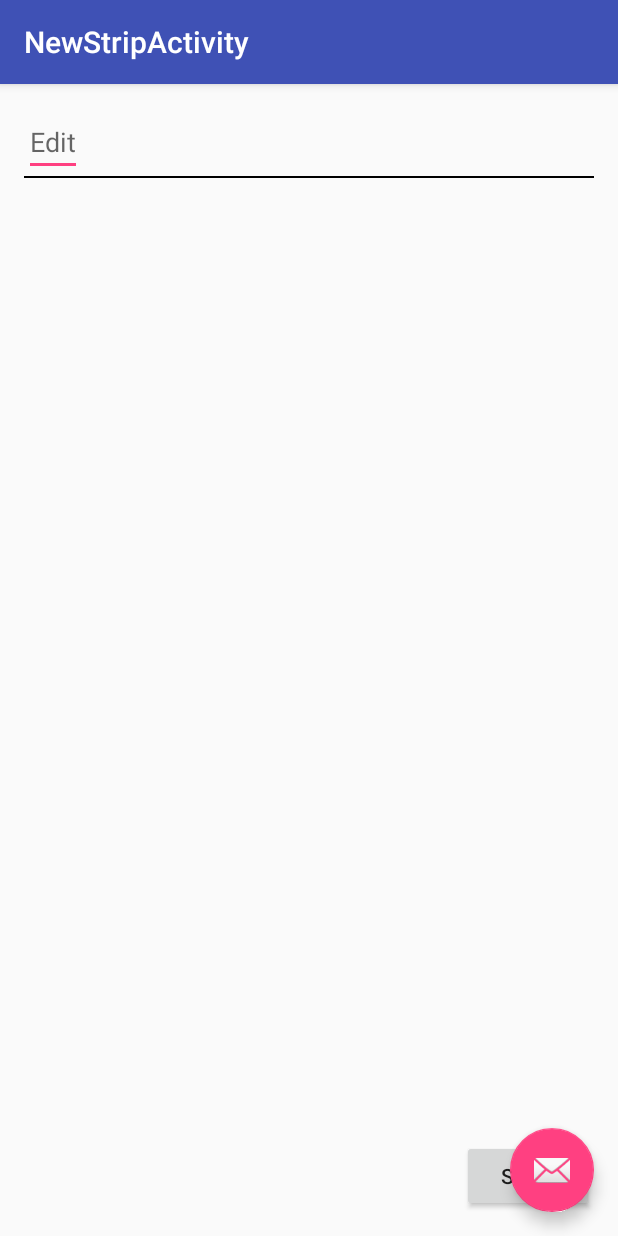
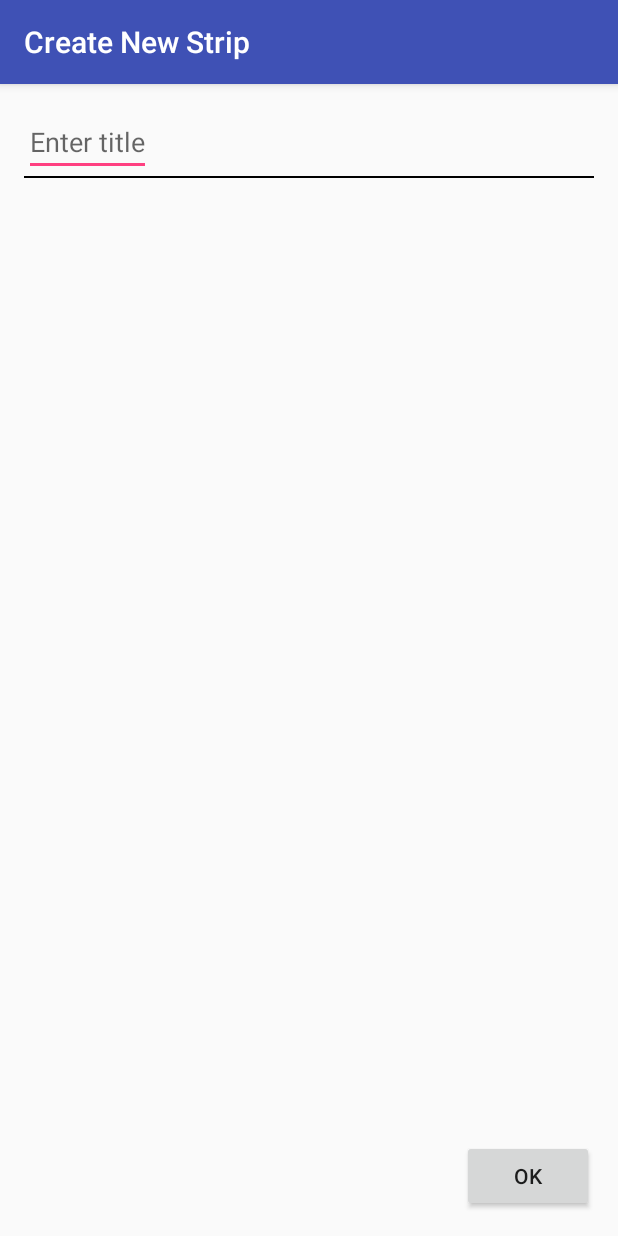
Before and after one commit to grace-young/muse-cs147, an Android app: the screen it shows after launch (NewStripActivity), after a tap on "CREATE NEW STRIP", on a phone screen of 412 x 824 dp. Run offline under Robolectric (Android 15) with nearby library versions, the phone set to English and light mode, and no system bars.

Commit message:
Added the Gson library to pass the array of Strip objects between activities.

```diff
--- a/app/build.gradle
+++ b/app/build.gradle
@@ -20,7 +20,7 @@ android {
 }
 
 dependencies {
-    compile fileTree(dir: 'libs', include: ['*.jar'])
+    compile fileTree(include: ['*.jar'], dir: 'libs')
     androidTestCompile('com.android.support.test.espresso:espresso-core:2.2.2', {
         exclude group: 'com.android.support', module: 'support-annotations'
     })
@@ -29,4 +29,5 @@ dependencies {
     compile 'com.android.support:recyclerview-v7:23.2.1'
     compile 'com.android.support:cardview-v7:23.2.1'
     testCompile 'junit:junit:4.12'
+    compile 'com.google.code.gson:gson:2.8.0'
 }
--- a/app/src/main/AndroidManifest.xml
+++ b/app/src/main/AndroidManifest.xml
@@ -15,11 +15,7 @@
                 <category android:name="android.intent.category.LAUNCHER" />
             </intent-filter>
         </activity>
-        <activity
-            android:name=".NewStripActivity"
-            android:label="@string/title_activity_new_strip"
-            android:parentActivityName="example.com.gracie.muse.MainActivity"
-            android:theme="@style/AppTheme.NoActionBar"></activity>
+        <activity android:name=".NewStripActivity"></activity>
     </application>
 
 </manifest>
--- a/app/src/main/java/example/com/gracie/muse/MainActivity.java
+++ b/app/src/main/java/example/com/gracie/muse/MainActivity.java
@@ -8,12 +8,15 @@ import android.support.v7.widget.RecyclerView;
 import android.util.Log;
 import android.view.View;
 
+import com.google.gson.Gson;
+
 import java.util.ArrayList;
 
 public class MainActivity extends AppCompatActivity {
     private RecyclerView mRecyclerView;
     private RecyclerView.Adapter mAdapter;
     private RecyclerView.LayoutManager mLayoutManager;
+    private StripDataHolder holder;
 
     @Override
     protected void onCreate(Bundle savedInstanceState) {
@@ -21,7 +24,7 @@ public class MainActivity extends AppCompatActivity {
         setContentView(R.layout.activity_main);
 
         // first put data in
-        StripDataHolder holder = initializeData();
+        holder = initializeData();
 
         mRecyclerView = (RecyclerView)findViewById(R.id.rv);
 
@@ -43,11 +46,14 @@ public class MainActivity extends AppCompatActivity {
 
     public void createNewStrip(View view) {
         Intent intent = new Intent(this, NewStripActivity.class);
+        // holder.getData() returns an arraylist of all the strip objects
+        String arrayAsString = new Gson().toJson(holder.getData());
+        intent.putExtra("striparray", arrayAsString);
         startActivity(intent);
     }
 
     private StripDataHolder initializeData(){
-        StripDataHolder holder = StripDataHolder.getInstance();
+        holder = StripDataHolder.getInstance();
 //        ArrayList<Strip> strips = StripDataHolder.getInstance().getData();
         Strip newStrip = new Strip("first gracie title", "gracie");
         newStrip.addPanel("shannon", R.drawable.cat_0);
--- a/app/src/main/java/example/com/gracie/muse/NewStripActivity.java
+++ b/app/src/main/java/example/com/gracie/muse/NewStripActivity.java
@@ -1,11 +1,14 @@
 package example.com.gracie.muse;
 
+import android.support.v7.app.AppCompatActivity;
 import android.os.Bundle;
-import android.support.design.widget.FloatingActionButton;
-import android.support.design.widget.Snackbar;
-import android.support.v7.app.AppCompatActivity;
-import android.support.v7.widget.Toolbar;
-import android.view.View;
+import android.util.Log;
+
+import com.google.gson.Gson;
+
+import java.util.ArrayList;
+import java.util.Arrays;
+import java.util.List;
 
 public class NewStripActivity extends AppCompatActivity {
 
@@ -13,10 +16,18 @@ public class NewStripActivity extends AppCompatActivity {
     protected void onCreate(Bundle savedInstanceState) {
         super.onCreate(savedInstanceState);
         setContentView(R.layout.activity_new_strip);
-        Toolbar toolbar = (Toolbar) findViewById(R.id.toolbar);
-        setSupportActionBar(toolbar);
 
+        setTitle("Create New Strip");
+
+        String arrayAsString = getIntent().getExtras().getString("striparray");
+        List<Strip> list = Arrays.asList(new Gson().fromJson(arrayAsString, Strip[].class));
+        ArrayList<Strip> stripArray = new ArrayList<Strip>(list); //hopefully converts ??????
+
+        Log.d("datas", "Got data back from Gson");
+        for(int i = 0; i < stripArray.size(); i++){
+            Log.d("datas", stripArray.get(i).toString());
+        }
+        Log.d("datas", "finished printing");
 
     }
-
 }
--- a/app/src/main/res/layout/activity_new_strip.xml
+++ b/app/src/main/res/layout/activity_new_strip.xml
@@ -1,34 +1,41 @@
 <?xml version="1.0" encoding="utf-8"?>
-<android.support.design.widget.CoordinatorLayout xmlns:android="http://schemas.android.com/apk/res/android"
-    xmlns:app="http://schemas.android.com/apk/res-auto"
+<RelativeLayout xmlns:android="http://schemas.android.com/apk/res/android"
     xmlns:tools="http://schemas.android.com/tools"
+    android:id="@+id/activity_new_strip"
     android:layout_width="match_parent"
     android:layout_height="match_parent"
-    android:fitsSystemWindows="true"
+    android:paddingBottom="@dimen/activity_vertical_margin"
+    android:paddingLeft="@dimen/activity_horizontal_margin"
+    android:paddingRight="@dimen/activity_horizontal_margin"
+    android:paddingTop="@dimen/activity_vertical_margin"
     tools:context="example.com.gracie.muse.NewStripActivity">
 
-    <android.support.design.widget.AppBarLayout
-        android:layout_width="match_parent"
-        android:layout_height="wrap_content"
-        android:theme="@style/AppTheme.AppBarOverlay">
-
-        <android.support.v7.widget.Toolbar
-            android:id="@+id/toolbar"
-            android:layout_width="match_parent"
-            android:layout_height="?attr/actionBarSize"
-            android:background="?attr/colorPrimary"
-            app:popupTheme="@style/AppTheme.PopupOverlay" />
-
-    </android.support.design.widget.AppBarLayout>
-
-    <include layout="@layout/content_new_strip" />
-
-    <android.support.design.widget.FloatingActionButton
-        android:id="@+id/fab"
+    <EditText android:id="@+id/edit_title"
+        android:layout_weight="1"
         android:layout_width="wrap_content"
         android:layout_height="wrap_content"
-        android:layout_gravity="bottom|end"
-        android:layout_margin="@dimen/fab_margin"
-        app:srcCompat="@android:drawable/ic_dialog_email" />
+        android:hint="@string/edit_title"
+        />
+    <View
+        android:layout_width="fill_parent"
+        android:layout_below="@+id/edit_title"
+        android:layout_height="1dp"
+        android:background="#000000"
+        />
+    <ImageView android:id="@+id/upload_image_panel"
+        android:layout_width="wrap_content"
+        android:layout_height="wrap_content"
+        />
+    <Button
+        android:id="@+id/button"
+        android:layout_width="wrap_content"
+        android:layout_height="wrap_content"
+        android:layout_alignParentBottom="true"
+        android:layout_alignParentRight="true"
+        android:text="@string/button_send"
+        />
 
-</android.support.design.widget.CoordinatorLayout>
+
+
+
+</RelativeLayout>
--- a/app/src/main/res/layout/content_new_strip.xml
+++ /dev/null
@@ -1,42 +0,0 @@
-<?xml version="1.0" encoding="utf-8"?>
-<RelativeLayout xmlns:android="http://schemas.android.com/apk/res/android"
-    xmlns:app="http://schemas.android.com/apk/res-auto"
-    xmlns:tools="http://schemas.android.com/tools"
-    android:id="@+id/content_new_strip"
-    android:layout_width="match_parent"
-    android:layout_height="match_parent"
-    android:paddingBottom="@dimen/activity_vertical_margin"
-    android:paddingLeft="@dimen/activity_horizontal_margin"
-    android:paddingRight="@dimen/activity_horizontal_margin"
-    android:paddingTop="@dimen/activity_vertical_margin"
-    app:layout_behavior="@string/appbar_scrolling_view_behavior"
-    tools:context="example.com.gracie.muse.NewStripActivity"
-    tools:showIn="@layout/activity_new_strip">
-
-    <EditText android:id="@+id/edit_title"
-        android:layout_weight="1"
-        android:layout_width="wrap_content"
-        android:layout_height="wrap_content"
-        android:hint="@string/edit_title"
-        />
-    <View
-        android:layout_width="fill_parent"
-        android:layout_below="@+id/edit_title"
-        android:layout_height="1dp"
-        android:background="#000000"
-        />
-    <ImageView android:id="@+id/upload_image_panel"
-        android:layout_width="wrap_content"
-        android:layout_height="wrap_content"
-        />
-    <Button
-        android:id="@+id/button"
-        android:layout_width="wrap_content"
-        android:layout_height="wrap_content"
-        android:layout_alignParentBottom="true"
-        android:layout_alignParentRight="true"
-        android:text="@string/button_send"
-        />
-
-
-</RelativeLayout>
--- a/app/src/main/res/values/strings.xml
+++ b/app/src/main/res/values/strings.xml
@@ -1,7 +1,7 @@
 <resources>
     <string name="app_name">Muse</string>
-    <string name="title_activity_new_strip">NewStripActivity</string>
-    <string name="edit_title">Edit</string>
-    <string name="button_send">Send</string>
+    <string name="title_activity_new_strip">Create New Strip</string>
+    <string name="edit_title">Enter title</string>
+    <string name="button_send">OK</string>
     <string name="create_strip_button">Create New Strip</string>
 </resources>
```
